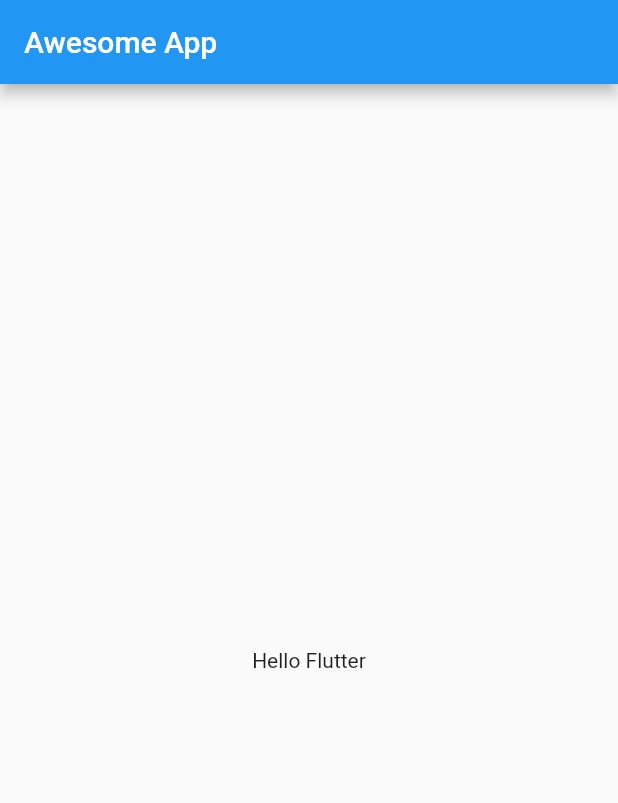
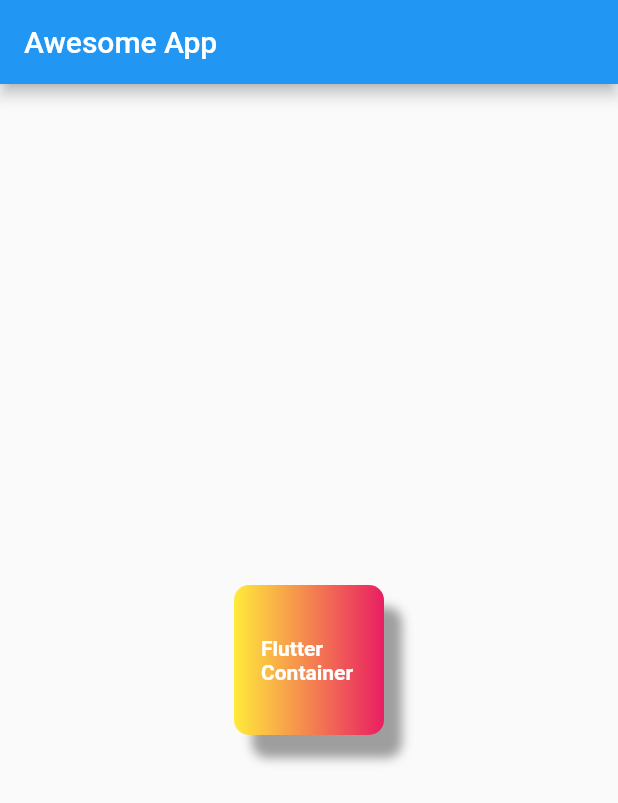
Before and after one commit to usman87626/Flutter-Essentials, a Flutter app: the screen it shows after launch, on a phone screen of 412 x 824 dp. Shown: the top 803 px of the screen. Run offline on Flutter 3.47's test engine with Material 2 defaults, Android fonts, the phone set to English and light mode, and no system bars.

Commit message:
Chapter 2 complete

```diff
--- a/lib/main.dart
+++ b/lib/main.dart
@@ -17,7 +17,28 @@ class HomePage extends StatelessWidget {
         title: Text("Awesome App"),
       ),
       body: Container(
-        child: Center(child: Text("Hello Flutter")),
+        child: Center(
+            child: Container(
+          padding: EdgeInsets.all(18.0),
+          alignment: Alignment.center,
+          height: 100,
+          width: 100,
+          decoration: BoxDecoration(
+              // shape: BoxShape.circle,
+              borderRadius: BorderRadius.circular(10),
+              boxShadow: [
+                BoxShadow(
+                    color: Colors.grey,
+                    blurRadius: 5,
+                    offset: Offset(12.0, 15.0))
+              ],
+              color: Colors.teal,
+              gradient: LinearGradient(colors: [Colors.yellow, Colors.pink])),
+          child: Text(
+            "Flutter Container",
+            style: TextStyle(color: Colors.white, fontWeight: FontWeight.bold),
+          ),
+        )),
       ),
     );
   }
```
